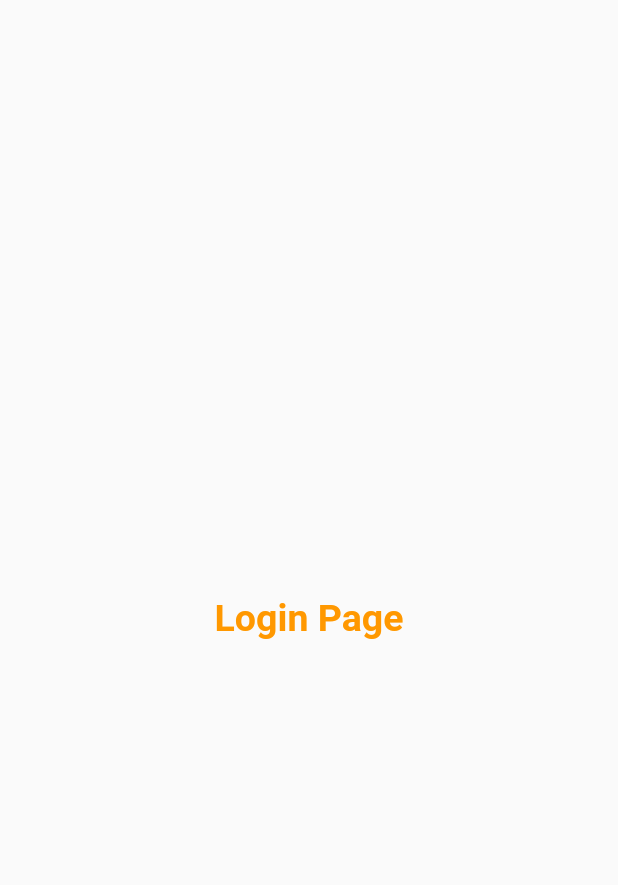
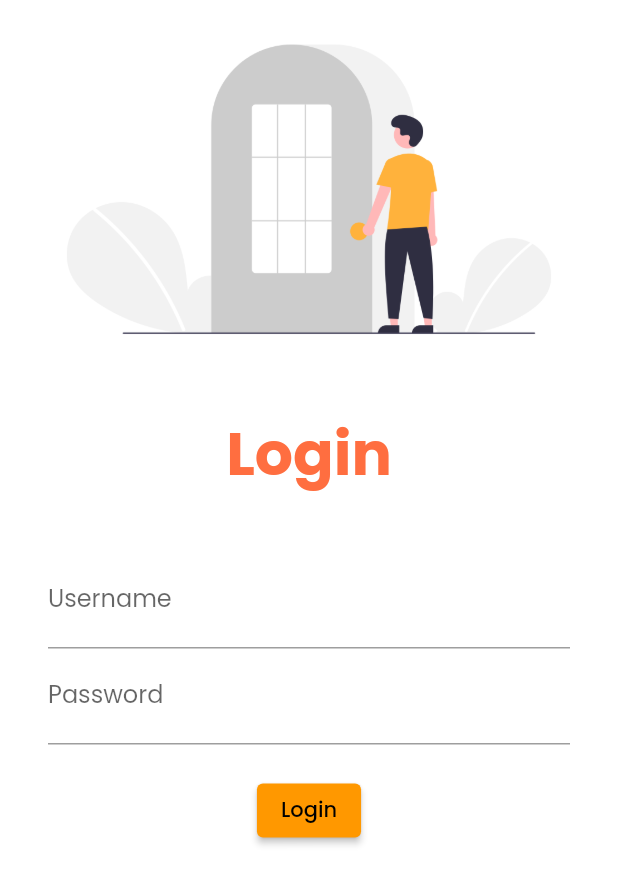
Before and after one commit to sandipfachra/learn_flutter, a Flutter app: the screen it shows after launch, on a phone screen of 412 x 824 dp. Shown: the top 885 px of the screen. Run offline on Flutter 3.47's test engine with Material 2 defaults, Android fonts, the phone set to English and light mode, and no system bars; our stand-ins replace google_fonts.

Commit message:
day 4 completed

```diff
--- a/lib/main.dart
+++ b/lib/main.dart
@@ -1,6 +1,7 @@
 import 'package:flutter/material.dart';
 import 'package:food_delivery/home_page.dart';
 import 'package:food_delivery/pages/login_page.dart';
+import 'package:google_fonts/google_fonts.dart';
 
 void main() {
   runApp(MyApp());
@@ -13,7 +14,10 @@ class MyApp extends StatelessWidget {
   Widget build(BuildContext context) {
     return MaterialApp(
       themeMode: ThemeMode.light,
-      theme: ThemeData(primarySwatch: Colors.orange),
+      theme: ThemeData(
+        primarySwatch: Colors.orange,
+        fontFamily: GoogleFonts.poppins().fontFamily,
+      ),
       darkTheme: ThemeData(
         brightness: Brightness.dark,
       ),
--- a/lib/pages/login_page.dart
+++ b/lib/pages/login_page.dart
@@ -1,16 +1,60 @@
 import 'package:flutter/material.dart';
+import 'package:google_fonts/google_fonts.dart';
 
 class LoginPage extends StatelessWidget {
   @override
   Widget build(BuildContext context) {
     return Material(
-      child: Center(
-        child: Text(
-          "Login Page",
-          style: TextStyle(
-              fontSize: 25, color: Colors.orange, fontWeight: FontWeight.bold),
-        ),
-      ),
-    );
+        color: Colors.white,
+        child: Column(
+          children: [
+            Image.asset(
+              "assets/images/login_image.png",
+              fit: BoxFit.cover,
+            ),
+            SizedBox(
+              height: 20.0,
+            ),
+            Text(
+              "Login",
+              style: TextStyle(
+                  fontSize: 40,
+                  fontWeight: FontWeight.bold,
+                  color: Colors.deepOrangeAccent),
+            ),
+            SizedBox(
+              height: 20.0,
+            ),
+            Padding(
+              padding:
+                  const EdgeInsets.symmetric(vertical: 16.0, horizontal: 32.0),
+              child: Column(
+                children: [
+                  TextFormField(
+                    decoration: InputDecoration(
+                      hintText: "Enter Your Username",
+                      labelText: "Username",
+                    ),
+                  ),
+                  TextFormField(
+                    obscureText: true,
+                    decoration: InputDecoration(
+                        hintText: "Enter Your Password", labelText: "Password"),
+                  ),
+                  SizedBox(
+                    height: 20.0,
+                  ),
+                  ElevatedButton(
+                    child: Text("Login"),
+                    style: TextButton.styleFrom(),
+                    onPressed: () {
+                      print("Hi, How are you!!");
+                    },
+                  )
+                ],
+              ),
+            ),
+          ],
+        ));
   }
 }
```
Also changed, not shown: pubspec.yaml (+4 -5 lines), assets/fonts/Roboto/Roboto-Bold.ttf (deleted), assets/fonts/Roboto/Roboto-Medium.ttf (deleted), assets/fonts/Roboto/Roboto-Regular.ttf (deleted), assets/images/login_image.png (added), pubspec.lock.
